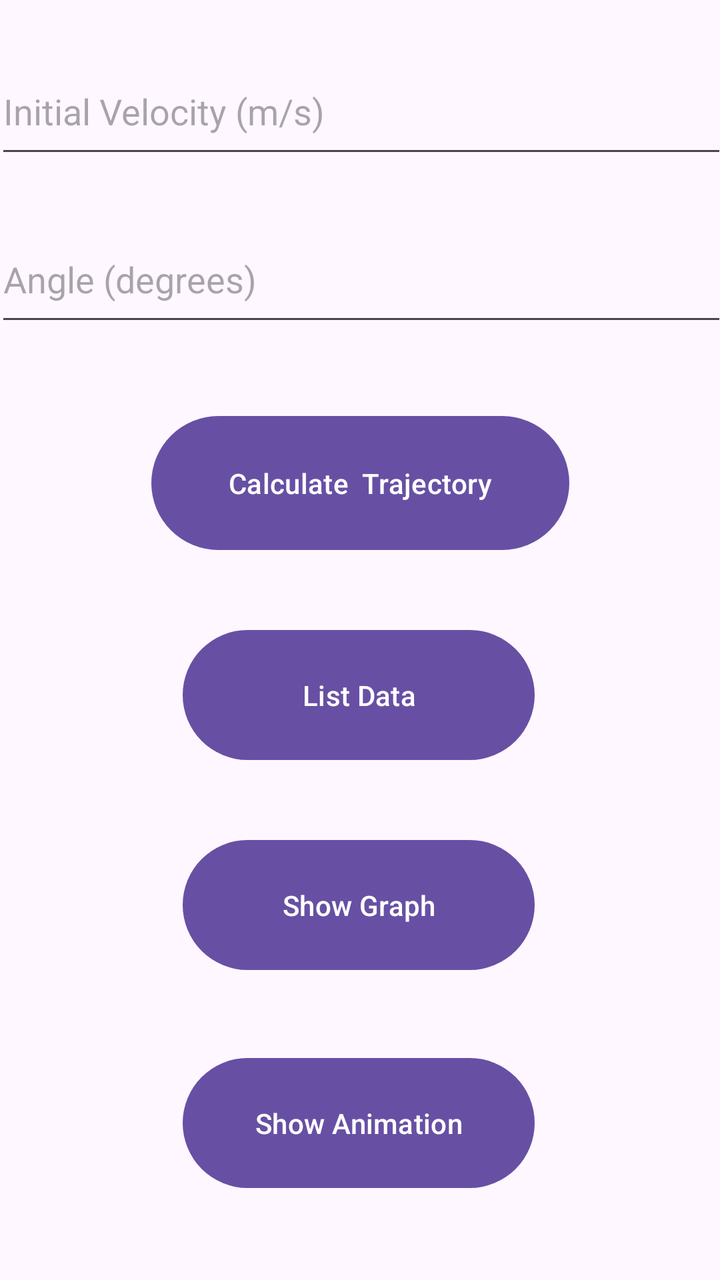
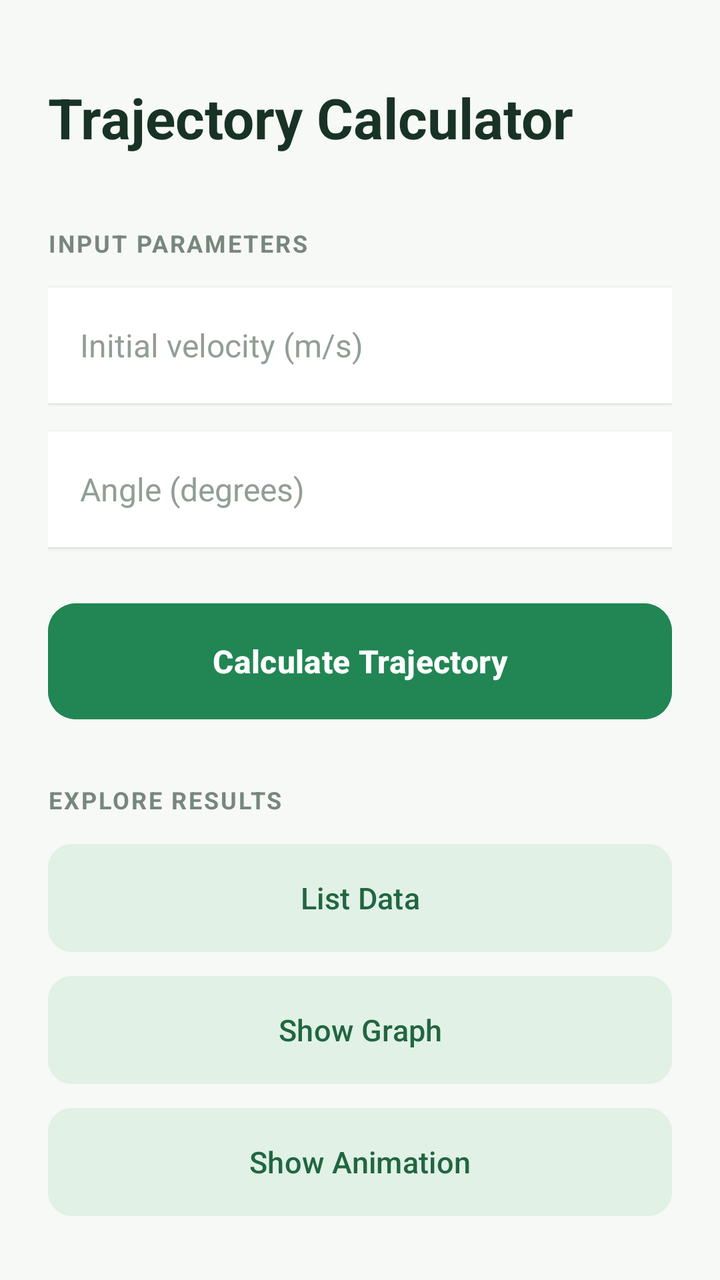

Compare the two renders of this Android layout. The source of the first and the diff that turns it into the second are given below.
<!-- AndroidManifest.xml: application theme Theme.MTMP_Zadanie_1 -->
<!-- res/layout/activity_calculate_trajectory.xml -->
<?xml version="1.0" encoding="utf-8"?>
<ScrollView xmlns:android="http://schemas.android.com/apk/res/android"
    xmlns:app="http://schemas.android.com/apk/res-auto"
    xmlns:tools="http://schemas.android.com/tools"
    android:layout_width="match_parent"
    android:layout_height="match_parent"
    android:fillViewport="true"
    tools:context=".CalculateTrajectory">

    <androidx.constraintlayout.widget.ConstraintLayout
        android:id="@+id/main"
        android:layout_width="match_parent"
        android:layout_height="wrap_content">

        <EditText
            android:id="@+id/editTextInitialVelocity"
            android:layout_width="366dp"
            android:layout_height="60dp"
            android:layout_marginTop="24dp"
            android:ems="10"
            android:hint="Initial Velocity (m/s)"
            android:inputType="number"
            app:layout_constraintEnd_toEndOf="parent"
            app:layout_constraintHorizontal_bias="0.488"
            app:layout_constraintStart_toStartOf="parent"
            app:layout_constraintTop_toTopOf="parent" />

        <EditText
            android:id="@+id/editTextAngle"
            android:layout_width="366dp"
            android:layout_height="60dp"
            android:layout_marginTop="24dp"
            android:ems="10"
            android:hint="Angle (degrees)"
            android:inputType="number"
            app:layout_constraintEnd_toEndOf="parent"
            app:layout_constraintHorizontal_bias="0.488"
            app:layout_constraintStart_toStartOf="parent"
            app:layout_constraintTop_toBottomOf="@+id/editTextInitialVelocity" />

        <Button
            android:id="@+id/buttonCalculate"
            android:layout_width="209dp"
            android:layout_height="75dp"
            android:layout_marginTop="36dp"
            android:text="Calculate  Trajectory"
            app:layout_constraintEnd_toEndOf="parent"
            app:layout_constraintStart_toStartOf="parent"
            app:layout_constraintTop_toBottomOf="@+id/editTextAngle" />

        <Button
            android:id="@+id/buttonList"
            android:layout_width="176dp"
            android:layout_height="73dp"
            android:layout_marginTop="32dp"
            android:text="List Data"
            app:layout_constraintEnd_toEndOf="parent"
            app:layout_constraintHorizontal_bias="0.497"
            app:layout_constraintStart_toStartOf="parent"
            app:layout_constraintTop_toBottomOf="@+id/buttonCalculate" />

        <Button
            android:id="@+id/buttonGraph"
            android:layout_width="176dp"
            android:layout_height="73dp"
            android:layout_marginTop="32dp"
            android:text="Show Graph"
            app:layout_constraintEnd_toEndOf="parent"
            app:layout_constraintHorizontal_bias="0.497"
            app:layout_constraintStart_toStartOf="parent"
            app:layout_constraintTop_toBottomOf="@+id/buttonList" />

        <Button
            android:id="@+id/buttonAnimation"
            android:layout_width="176dp"
            android:layout_height="73dp"
            android:layout_marginTop="36dp"
            android:text="Show Animation"
            app:layout_constraintEnd_toEndOf="parent"
            app:layout_constraintHorizontal_bias="0.497"
            app:layout_constraintStart_toStartOf="parent"
            app:layout_constraintTop_toBottomOf="@+id/buttonGraph" />

    </androidx.constraintlayout.widget.ConstraintLayout>

</ScrollView>
<!-- resources referenced by this layout -->
<resources>
  <style name="Theme.MTMP_Zadanie_1" parent="Base.Theme.MTMP_Zadanie_1" />
  <style name="Base.Theme.MTMP_Zadanie_1" parent="Theme.Material3.DayNight.NoActionBar">
          
          
      </style>
</resources>

<!-- the commit's change to res/layout/activity_calculate_trajectory.xml (unified diff, before → after) -->
@@ -4,82 +4,172 @@
     xmlns:tools="http://schemas.android.com/tools"
     android:layout_width="match_parent"
     android:layout_height="match_parent"
+    android:background="#F7F9F7"
     android:fillViewport="true"
+    android:paddingStart="24dp"
+    android:paddingEnd="24dp"
     tools:context=".CalculateTrajectory">
 
     <androidx.constraintlayout.widget.ConstraintLayout
         android:id="@+id/main"
         android:layout_width="match_parent"
-        android:layout_height="wrap_content">
+        android:layout_height="wrap_content"
+        android:paddingTop="40dp"
+        android:paddingBottom="32dp">
+
+        
+        <TextView
+            android:id="@+id/titleTrajectory"
+            android:layout_width="0dp"
+            android:layout_height="wrap_content"
+            android:text="Trajectory Calculator"
+            android:textColor="#183326"
+            android:textSize="28sp"
+            android:textStyle="bold"
+            android:fontFamily="sans"
+            app:layout_constraintStart_toStartOf="parent"
+            app:layout_constraintEnd_toEndOf="parent"
+            app:layout_constraintTop_toTopOf="parent" />
+
+        
+        <TextView
+            android:id="@+id/inputSectionTitle"
+            android:layout_width="wrap_content"
+            android:layout_height="wrap_content"
+            android:layout_marginTop="36dp"
+            android:text="INPUT PARAMETERS"
+            android:textColor="#78877D"
+            android:textSize="12sp"
+            android:textStyle="bold"
+            android:letterSpacing="0.08"
+            app:layout_constraintStart_toStartOf="parent"
+            app:layout_constraintTop_toBottomOf="@id/titleTrajectory" />
 
         <EditText
             android:id="@+id/editTextInitialVelocity"
-            android:layout_width="366dp"
-            android:layout_height="60dp"
-            android:layout_marginTop="24dp"
-            android:ems="10"
-            android:hint="Initial Velocity (m/s)"
-            android:inputType="number"
+            android:layout_width="0dp"
+            android:layout_height="58dp"
+            android:layout_marginTop="14dp"
+            android:background="#FFFFFF"
+            android:paddingStart="16dp"
+            android:paddingEnd="16dp"
+            android:hint="Initial velocity (m/s)"
+            android:inputType="numberDecimal|numberSigned"
+            android:singleLine="true"
+            android:textColor="#183326"
+            android:textColorHint="#929E95"
+            android:textSize="16sp"
+            android:elevation="1dp"
+            app:layout_constraintStart_toStartOf="parent"
             app:layout_constraintEnd_toEndOf="parent"
-            app:layout_constraintHorizontal_bias="0.488"
-            app:layout_constraintStart_toStartOf="parent"
-            app:layout_constraintTop_toTopOf="parent" />
+            app:layout_constraintTop_toBottomOf="@id/inputSectionTitle" />
 
         <EditText
             android:id="@+id/editTextAngle"
-            android:layout_width="366dp"
-            android:layout_height="60dp"
-            android:layout_marginTop="24dp"
-            android:ems="10"
+            android:layout_width="0dp"
+            android:layout_height="58dp"
+            android:layout_marginTop="14dp"
+            android:background="#FFFFFF"
+            android:paddingStart="16dp"
+            android:paddingEnd="16dp"
             android:hint="Angle (degrees)"
-            android:inputType="number"
+            android:inputType="numberDecimal|numberSigned"
+            android:singleLine="true"
+            android:textColor="#183326"
+            android:textColorHint="#929E95"
+            android:textSize="16sp"
+            android:elevation="1dp"
+            app:layout_constraintStart_toStartOf="parent"
             app:layout_constraintEnd_toEndOf="parent"
-            app:layout_constraintHorizontal_bias="0.488"
-            app:layout_constraintStart_toStartOf="parent"
-            app:layout_constraintTop_toBottomOf="@+id/editTextInitialVelocity" />
+            app:layout_constraintTop_toBottomOf="@id/editTextInitialVelocity" />
 
+        
         <Button
             android:id="@+id/buttonCalculate"
-            android:layout_width="209dp"
-            android:layout_height="75dp"
-            android:layout_marginTop="36dp"
-            android:text="Calculate  Trajectory"
+            android:layout_width="0dp"
+            android:layout_height="58dp"
+            android:layout_marginTop="28dp"
+            android:text="Calculate Trajectory"
+            android:textAllCaps="false"
+            android:textSize="16sp"
+            android:textStyle="bold"
+            android:textColor="#FFFFFF"
+            android:backgroundTint="#218653"
+            android:minHeight="0dp"
+            android:insetTop="0dp"
+            android:insetBottom="0dp"
+            app:cornerRadius="14dp"
+            app:layout_constraintStart_toStartOf="parent"
             app:layout_constraintEnd_toEndOf="parent"
+            app:layout_constraintTop_toBottomOf="@id/editTextAngle" />
+
+        
+        <TextView
+            android:id="@+id/resultsSectionTitle"
+            android:layout_width="wrap_content"
+            android:layout_height="wrap_content"
+            android:layout_marginTop="32dp"
+            android:text="EXPLORE RESULTS"
+            android:textColor="#78877D"
+            android:textSize="12sp"
+            android:textStyle="bold"
+            android:letterSpacing="0.08"
             app:layout_constraintStart_toStartOf="parent"
-            app:layout_constraintTop_toBottomOf="@+id/editTextAngle" />
+            app:layout_constraintTop_toBottomOf="@id/buttonCalculate" />
 
         <Button
             android:id="@+id/buttonList"
-            android:layout_width="176dp"
-            android:layout_height="73dp"
-            android:layout_marginTop="32dp"
+            android:layout_width="0dp"
+            android:layout_height="54dp"
+            android:layout_marginTop="14dp"
             android:text="List Data"
+            android:textAllCaps="false"
+            android:textSize="15sp"
+            android:textColor="#216641"
+            android:backgroundTint="#E1F1E6"
+            android:minHeight="0dp"
+            android:insetTop="0dp"
+            android:insetBottom="0dp"
+            app:cornerRadius="12dp"
+            app:layout_constraintStart_toStartOf="parent"
             app:layout_constraintEnd_toEndOf="parent"
-            app:layout_constraintHorizontal_bias="0.497"
-            app:layout_constraintStart_toStartOf="parent"
-            app:layout_constraintTop_toBottomOf="@+id/buttonCalculate" />
+            app:layout_constraintTop_toBottomOf="@id/resultsSectionTitle" />
 
         <Button
             android:id="@+id/buttonGraph"
-            android:layout_width="176dp"
-            android:layout_height="73dp"
-            android:layout_marginTop="32dp"
+            android:layout_width="0dp"
+            android:layout_height="54dp"
+            android:layout_marginTop="12dp"
             android:text="Show Graph"
+            android:textAllCaps="false"
+            android:textSize="15sp"
+            android:textColor="#216641"
+            android:backgroundTint="#E1F1E6"
+            android:minHeight="0dp"
+            android:insetTop="0dp"
+            android:insetBottom="0dp"
+            app:cornerRadius="12dp"
+            app:layout_constraintStart_toStartOf="parent"
             app:layout_constraintEnd_toEndOf="parent"
-            app:layout_constraintHorizontal_bias="0.497"
-            app:layout_constraintStart_toStartOf="parent"
-            app:layout_constraintTop_toBottomOf="@+id/buttonList" />
+            app:layout_constraintTop_toBottomOf="@id/buttonList" />
 
         <Button
             android:id="@+id/buttonAnimation"
-            android:layout_width="176dp"
-            android:layout_height="73dp"
-            android:layout_marginTop="36dp"
+            android:layout_width="0dp"
+            android:layout_height="54dp"
+            android:layout_marginTop="12dp"
             android:text="Show Animation"
+            android:textAllCaps="false"
+            android:textSize="15sp"
+            android:textColor="#216641"
+            android:backgroundTint="#E1F1E6"
+            android:minHeight="0dp"
+            android:insetTop="0dp"
+            android:insetBottom="0dp"
+            app:cornerRadius="12dp"
+            app:layout_constraintStart_toStartOf="parent"
             app:layout_constraintEnd_toEndOf="parent"
-            app:layout_constraintHorizontal_bias="0.497"
-            app:layout_constraintStart_toStartOf="parent"
-            app:layout_constraintTop_toBottomOf="@+id/buttonGraph" />
+            app:layout_constraintTop_toBottomOf="@id/buttonGraph" />
 
     </androidx.constraintlayout.widget.ConstraintLayout>
 
